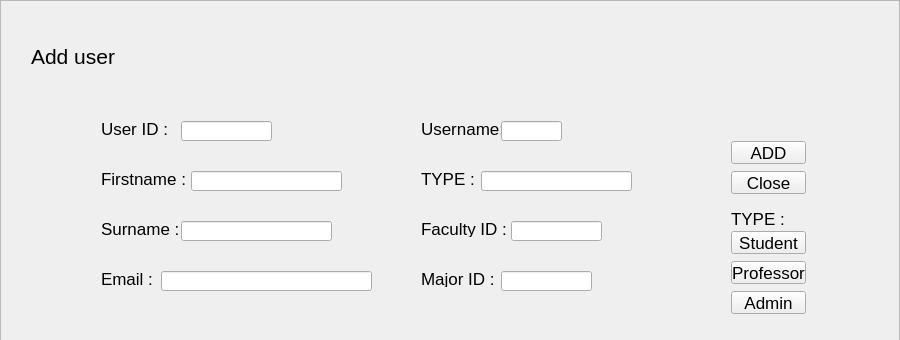
This is resources/UI/AddUsers.ui in Poom1997/gman as Qt 5 draws it before an edit. The edited form follows.
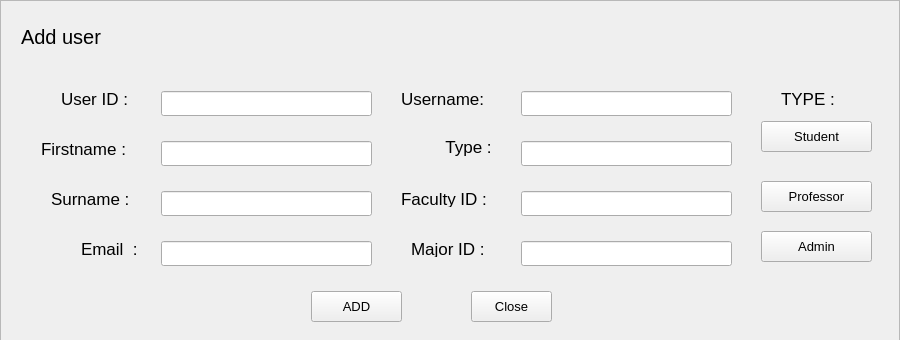
This is the edited form.

The edit to the form file:
```diff
--- a/resources/UI/AddUsers.ui
+++ b/resources/UI/AddUsers.ui
@@ -61,15 +61,15 @@
     <widget class="QLabel" name="label">
      <property name="geometry">
       <rect>
-       <x>30</x>
-       <y>40</y>
-       <width>171</width>
+       <x>20</x>
+       <y>20</y>
+       <width>111</width>
        <height>31</height>
       </rect>
      </property>
      <property name="font">
       <font>
-       <pointsize>16</pointsize>
+       <pointsize>15</pointsize>
       </font>
      </property>
      <property name="text">
@@ -79,12 +79,17 @@
     <widget class="QPushButton" name="close">
      <property name="geometry">
       <rect>
-       <x>730</x>
-       <y>170</y>
-       <width>75</width>
-       <height>23</height>
+       <x>470</x>
+       <y>290</y>
+       <width>81</width>
+       <height>31</height>
       </rect>
      </property>
+     <property name="font">
+      <font>
+       <pointsize>10</pointsize>
+      </font>
+     </property>
      <property name="text">
       <string>Close</string>
      </property>
@@ -92,9 +97,9 @@
     <widget class="QLabel" name="label_3">
      <property name="geometry">
       <rect>
-       <x>100</x>
-       <y>120</y>
-       <width>71</width>
+       <x>60</x>
+       <y>90</y>
+       <width>91</width>
        <height>16</height>
       </rect>
      </property>
@@ -110,9 +115,9 @@
     <widget class="QLabel" name="label_4">
      <property name="geometry">
       <rect>
-       <x>100</x>
-       <y>170</y>
-       <width>91</width>
+       <x>40</x>
+       <y>140</y>
+       <width>111</width>
        <height>16</height>
       </rect>
      </property>
@@ -128,9 +133,9 @@
     <widget class="QLabel" name="label_5">
      <property name="geometry">
       <rect>
-       <x>100</x>
-       <y>220</y>
-       <width>81</width>
+       <x>50</x>
+       <y>190</y>
+       <width>101</width>
        <height>16</height>
       </rect>
      </property>
@@ -146,9 +151,9 @@
     <widget class="QLabel" name="label_7">
      <property name="geometry">
       <rect>
-       <x>100</x>
-       <y>270</y>
-       <width>61</width>
+       <x>80</x>
+       <y>240</y>
+       <width>81</width>
        <height>16</height>
       </rect>
      </property>
@@ -158,15 +163,15 @@
       </font>
      </property>
      <property name="text">
-      <string>Email :</string>
+      <string>Email  :</string>
      </property>
     </widget>
     <widget class="QLabel" name="label_8">
      <property name="geometry">
       <rect>
-       <x>420</x>
-       <y>120</y>
-       <width>81</width>
+       <x>400</x>
+       <y>90</y>
+       <width>121</width>
        <height>16</height>
       </rect>
      </property>
@@ -182,10 +187,10 @@
     <widget class="QLabel" name="label_9">
      <property name="geometry">
       <rect>
-       <x>420</x>
-       <y>170</y>
-       <width>61</width>
-       <height>16</height>
+       <x>440</x>
+       <y>130</y>
+       <width>71</width>
+       <height>31</height>
       </rect>
      </property>
      <property name="font">
@@ -194,15 +199,15 @@
       </font>
      </property>
      <property name="text">
-      <string>TYPE :</string>
+      <string> Type :</string>
      </property>
     </widget>
     <widget class="QLabel" name="label_10">
      <property name="geometry">
       <rect>
-       <x>420</x>
-       <y>220</y>
-       <width>91</width>
+       <x>400</x>
+       <y>190</y>
+       <width>121</width>
        <height>16</height>
       </rect>
      </property>
@@ -218,9 +223,9 @@
     <widget class="QLabel" name="label_11">
      <property name="geometry">
       <rect>
-       <x>420</x>
-       <y>270</y>
-       <width>81</width>
+       <x>410</x>
+       <y>240</y>
+       <width>101</width>
        <height>16</height>
       </rect>
      </property>
@@ -254,30 +259,30 @@
     <widget class="QLineEdit" name="lineEdit">
      <property name="geometry">
       <rect>
-       <x>180</x>
-       <y>120</y>
-       <width>91</width>
-       <height>20</height>
+       <x>160</x>
+       <y>90</y>
+       <width>211</width>
+       <height>25</height>
       </rect>
      </property>
     </widget>
     <widget class="QLineEdit" name="lineEdit_2">
      <property name="geometry">
       <rect>
-       <x>190</x>
-       <y>170</y>
-       <width>151</width>
-       <height>20</height>
+       <x>160</x>
+       <y>140</y>
+       <width>211</width>
+       <height>25</height>
       </rect>
      </property>
     </widget>
     <widget class="QLineEdit" name="lineEdit_3">
      <property name="geometry">
       <rect>
-       <x>180</x>
-       <y>220</y>
-       <width>151</width>
-       <height>20</height>
+       <x>160</x>
+       <y>190</y>
+       <width>211</width>
+       <height>25</height>
       </rect>
      </property>
     </widget>
@@ -285,61 +290,66 @@
      <property name="geometry">
       <rect>
        <x>160</x>
-       <y>270</y>
+       <y>240</y>
        <width>211</width>
-       <height>20</height>
+       <height>25</height>
       </rect>
      </property>
     </widget>
     <widget class="QLineEdit" name="lineEdit_5">
      <property name="geometry">
       <rect>
-       <x>500</x>
-       <y>120</y>
-       <width>61</width>
-       <height>20</height>
+       <x>520</x>
+       <y>90</y>
+       <width>211</width>
+       <height>25</height>
       </rect>
      </property>
     </widget>
     <widget class="QLineEdit" name="type">
      <property name="geometry">
       <rect>
-       <x>480</x>
-       <y>170</y>
-       <width>151</width>
-       <height>20</height>
+       <x>520</x>
+       <y>140</y>
+       <width>211</width>
+       <height>25</height>
       </rect>
      </property>
     </widget>
     <widget class="QLineEdit" name="lineEdit_7">
      <property name="geometry">
       <rect>
-       <x>510</x>
-       <y>220</y>
-       <width>91</width>
-       <height>20</height>
+       <x>520</x>
+       <y>190</y>
+       <width>211</width>
+       <height>25</height>
       </rect>
      </property>
     </widget>
     <widget class="QLineEdit" name="lineEdit_8">
      <property name="geometry">
       <rect>
-       <x>500</x>
-       <y>270</y>
-       <width>91</width>
-       <height>20</height>
+       <x>520</x>
+       <y>240</y>
+       <width>211</width>
+       <height>25</height>
       </rect>
      </property>
     </widget>
     <widget class="QPushButton" name="add">
      <property name="geometry">
       <rect>
-       <x>730</x>
-       <y>140</y>
-       <width>75</width>
-       <height>23</height>
+       <x>310</x>
+       <y>290</y>
+       <width>91</width>
+       <height>31</height>
       </rect>
      </property>
+     <property name="font">
+      <font>
+       <pointsize>10</pointsize>
+      </font>
+     </property>
      <property name="text">
       <string>ADD</string>
      </property>
@@ -347,12 +357,17 @@
     <widget class="QPushButton" name="student">
      <property name="geometry">
       <rect>
-       <x>730</x>
-       <y>230</y>
-       <width>75</width>
-       <height>23</height>
+       <x>760</x>
+       <y>120</y>
+       <width>111</width>
+       <height>31</height>
       </rect>
      </property>
+     <property name="font">
+      <font>
+       <pointsize>10</pointsize>
+      </font>
+     </property>
      <property name="text">
       <string>Student</string>
      </property>
@@ -360,12 +375,17 @@
     <widget class="QPushButton" name="professor">
      <property name="geometry">
       <rect>
-       <x>730</x>
-       <y>260</y>
-       <width>75</width>
-       <height>23</height>
+       <x>760</x>
+       <y>180</y>
+       <width>111</width>
+       <height>31</height>
       </rect>
      </property>
+     <property name="font">
+      <font>
+       <pointsize>10</pointsize>
+      </font>
+     </property>
      <property name="text">
       <string>Professor</string>
      </property>
@@ -373,12 +393,17 @@
     <widget class="QPushButton" name="admin">
      <property name="geometry">
       <rect>
-       <x>730</x>
-       <y>290</y>
-       <width>75</width>
-       <height>23</height>
+       <x>760</x>
+       <y>230</y>
+       <width>111</width>
+       <height>31</height>
       </rect>
      </property>
+     <property name="font">
+      <font>
+       <pointsize>10</pointsize>
+      </font>
+     </property>
      <property name="text">
       <string>Admin</string>
      </property>
@@ -386,8 +411,8 @@
     <widget class="QLabel" name="label_12">
      <property name="geometry">
       <rect>
-       <x>730</x>
-       <y>210</y>
+       <x>780</x>
+       <y>90</y>
        <width>61</width>
        <height>16</height>
       </rect>
```
Left out of the diff: 14 changed lines with no effect on the pictures.
